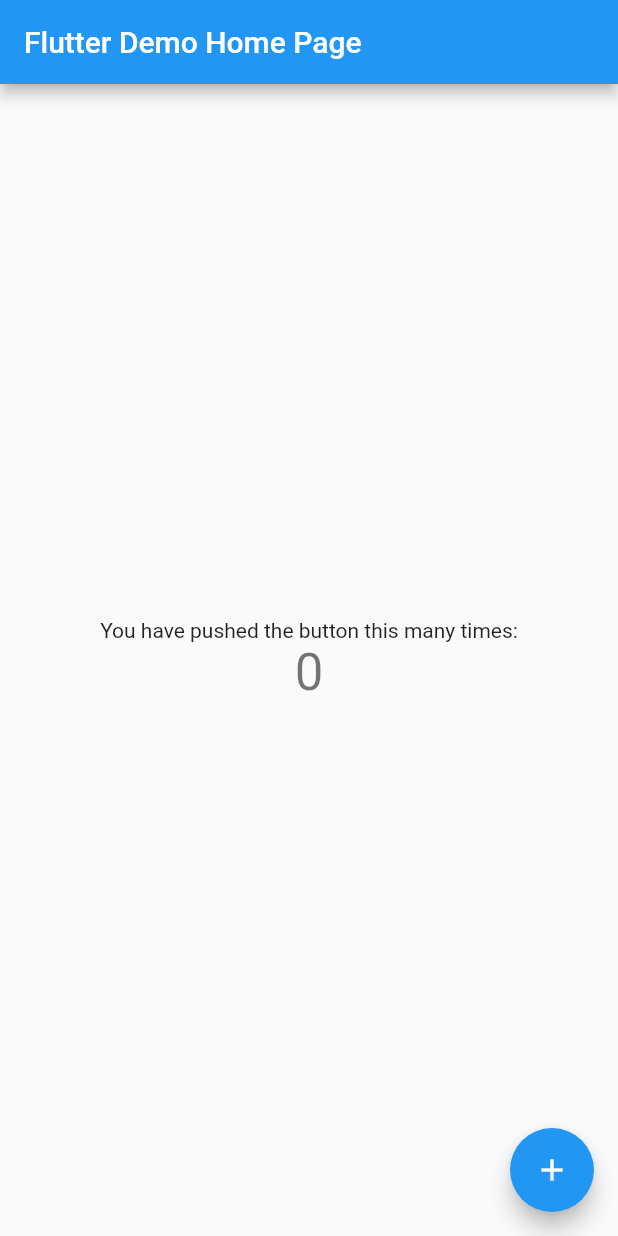
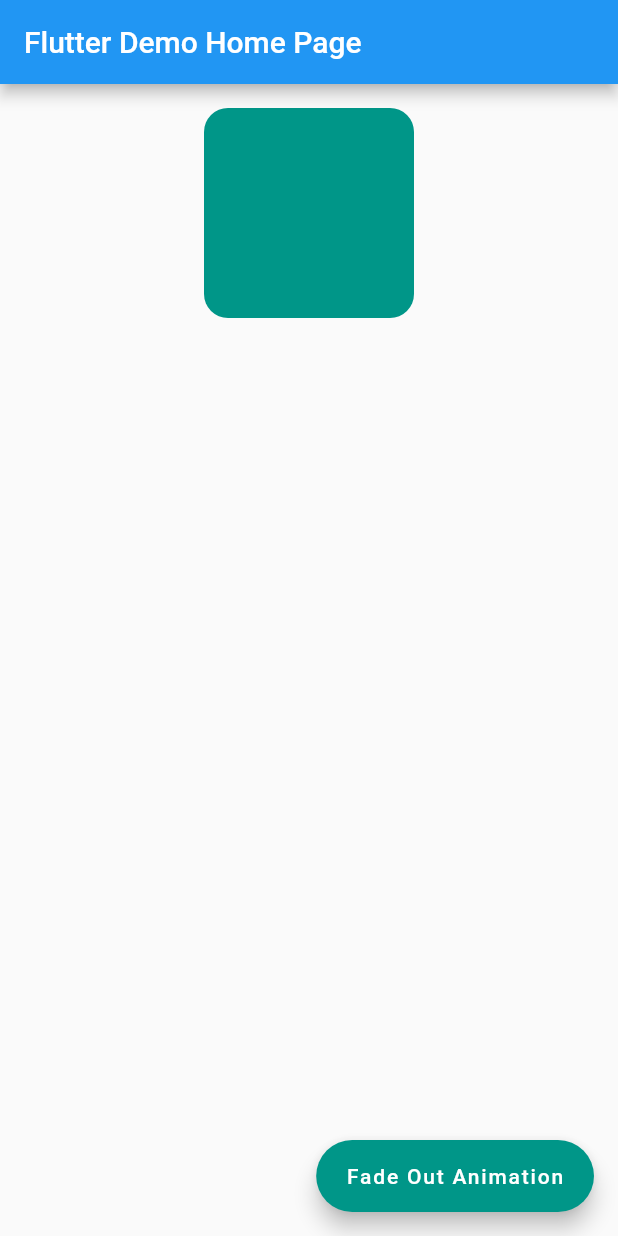
Before and after one commit to Ghazal-Jamalzadeh/flutter_animations, a Flutter app: the screen it shows after launch, on a phone screen of 412 x 824 dp. Run offline on Flutter 3.47's test engine with Material 2 defaults, Android fonts, the phone set to English and light mode, and no system bars.

Commit message:
Added Fade Out Animation

```diff
--- a/lib/main.dart
+++ b/lib/main.dart
@@ -48,67 +48,38 @@ class MyHomePage extends StatefulWidget {
 }
 
 class _MyHomePageState extends State<MyHomePage> {
-  int _counter = 0;
 
-  void _incrementCounter() {
-    setState(() {
-      // This call to setState tells the Flutter framework that something has
-      // changed in this State, which causes it to rerun the build method below
-      // so that the display can reflect the updated values. If we changed
-      // _counter without calling setState(), then the build method would not be
-      // called again, and so nothing would appear to happen.
-      _counter++;
-    });
-  }
+  double opacity = 1 ;
 
   @override
   Widget build(BuildContext context) {
-    // This method is rerun every time setState is called, for instance as done
-    // by the _incrementCounter method above.
-    //
-    // The Flutter framework has been optimized to make rerunning build methods
-    // fast, so that you can just rebuild anything that needs updating rather
-    // than having to individually change instances of widgets.
+
     return Scaffold(
       appBar: AppBar(
-        // Here we take the value from the MyHomePage object that was created by
-        // the App.build method, and use it to set our appbar title.
         title: Text(widget.title),
       ),
-      body: Center(
-        // Center is a layout widget. It takes a single child and positions it
-        // in the middle of the parent.
+      body: SizedBox(
+        width: double.infinity,
         child: Column(
-          // Column is also a layout widget. It takes a list of children and
-          // arranges them vertically. By default, it sizes itself to fit its
-          // children horizontally, and tries to be as tall as its parent.
-          //
-          // Invoke "debug painting" (press "p" in the console, choose the
-          // "Toggle Debug Paint" action from the Flutter Inspector in Android
-          // Studio, or the "Toggle Debug Paint" command in Visual Studio Code)
-          // to see the wireframe for each widget.
-          //
-          // Column has various properties to control how it sizes itself and
-          // how it positions its children. Here we use mainAxisAlignment to
-          // center the children vertically; the main axis here is the vertical
-          // axis because Columns are vertical (the cross axis would be
-          // horizontal).
-          mainAxisAlignment: MainAxisAlignment.center,
-          children: <Widget>[
-            const Text(
-              'You have pushed the button this many times:',
-            ),
-            Text(
-              '$_counter',
-              style: Theme.of(context).textTheme.headline4,
-            ),
+          crossAxisAlignment: CrossAxisAlignment.center,
+          children: [
+            const SizedBox(height: 16,) ,
+            AnimatedOpacity(
+              duration: Duration(seconds: 1) ,
+                opacity: opacity,
+                child: Container(width: 140 , height: 140 , decoration: BoxDecoration(color: Colors.teal , borderRadius: BorderRadius.circular(16)), ))
           ],
         ),
       ),
-      floatingActionButton: FloatingActionButton(
-        onPressed: _incrementCounter,
+      floatingActionButton: FloatingActionButton.extended(
+        backgroundColor: Colors.teal,
+        onPressed: (){
+          setState(() {
+            opacity = opacity == 1 ? 0 : 1 ;
+          });
+        },
         tooltip: 'Increment',
-        child: const Icon(Icons.add),
+        label: const Text('Fade Out Animation'),
       ), // This trailing comma makes auto-formatting nicer for build methods.
     );
   }
```
Also changed, not shown: 1 other file.
